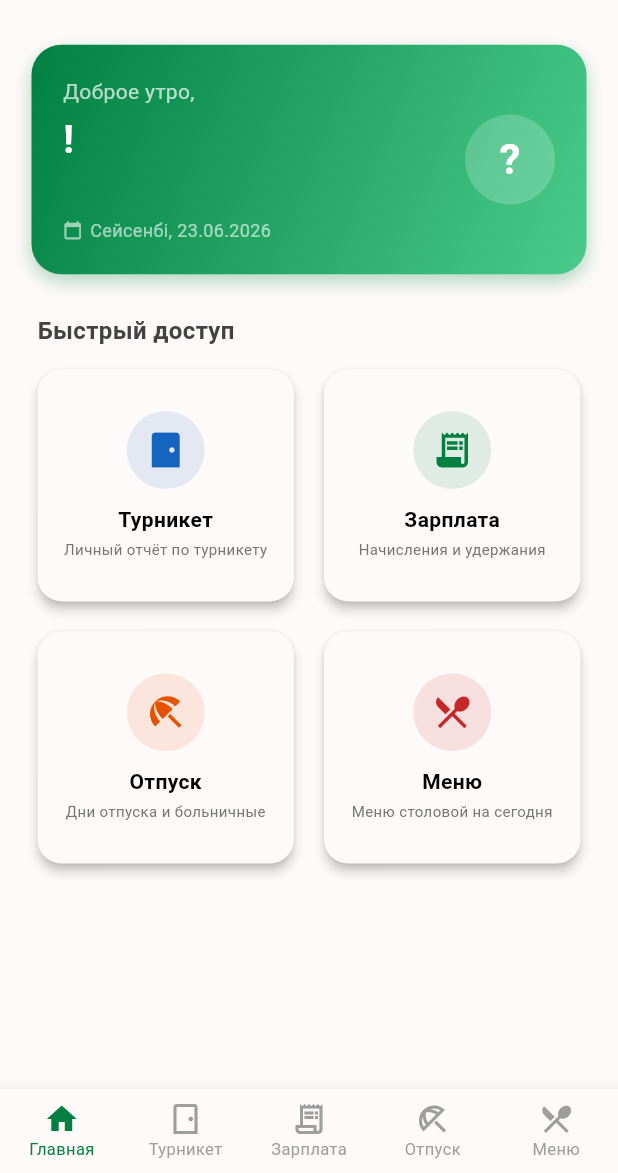
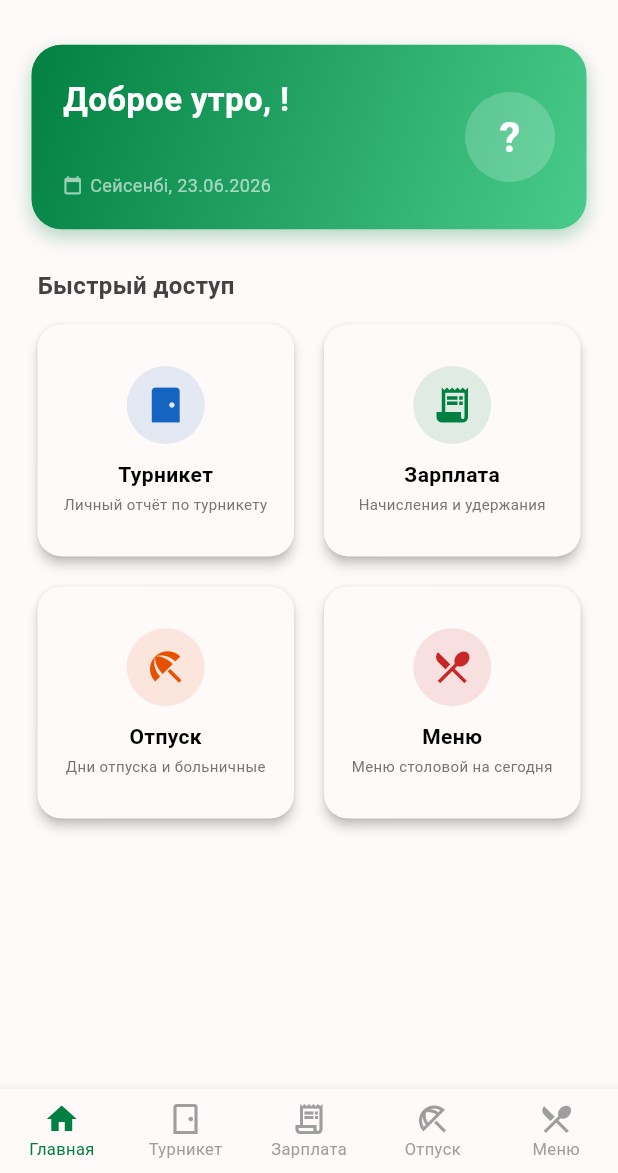
Before and after one commit to 707khn/SE-mobile, a Flutter app: the HomeShell screen opened directly with empty values, on a phone screen of 412 x 824 dp, the part 63-1236 px from its top. Run offline on Flutter 3.47's test engine with Material 3 defaults, Android fonts, the phone set to English and light mode, and no system bars; our stand-ins replace csv, firebase_core, firebase_messaging, flutter_local_notifications, flutter_secure_storage, get and 3 more; missing offline and left inert: excel; accounts and stored records are empty; network calls fail.

Commit message:
UX: Russian default, greeting on one line, back → Главная
- Set Russian as default language in admin_screen.dart (was KZ)
- Merge greeting + name into one bold line: "Доброе утро, Батырхан!"
  in both home_screen.dart and admin_screen.dart
- Wrap HomeShell in PopScope so back button on tabs 1-4 navigates
  to Главная (tab 0) instead of exiting the app

```diff
--- a/lib/screens/home_screen.dart
+++ b/lib/screens/home_screen.dart
@@ -190,18 +190,13 @@ class _HomeScreenState extends State<HomeScreen> {
               crossAxisAlignment: CrossAxisAlignment.start,
               children: [
                 Text(
-                  greetKey.tr,
-                  style: const TextStyle(color: Colors.white70, fontSize: 14),
-                ),
-                const SizedBox(height: 4),
-                Text(
-                  '$_givenName!',
+                  '${greetKey.tr} $_givenName!',
                   style: const TextStyle(
                     color: Colors.white,
-                    fontSize: 26,
+                    fontSize: 22,
                     fontWeight: FontWeight.bold,
                   ),
-                  maxLines: 1,
+                  maxLines: 2,
                   overflow: TextOverflow.ellipsis,
                 ),
                 const SizedBox(height: 8),
--- a/lib/screens/home_shell.dart
+++ b/lib/screens/home_shell.dart
@@ -26,7 +26,12 @@ class _HomeShellState extends State<HomeShell> {
 
   @override
   Widget build(BuildContext context) {
-    return Scaffold(
+    return PopScope(
+      canPop: _selectedIndex == 0,
+      onPopInvoked: (didPop) {
+        if (!didPop) setState(() => _selectedIndex = 0);
+      },
+      child: Scaffold(
         body: IndexedStack(
           index: _selectedIndex,
           children: [
@@ -77,6 +82,7 @@ class _HomeShellState extends State<HomeShell> {
             ),
           ],
         ),
+      ),
     );
   }
 }
```
Also changed, not shown: lib/screens/admin_screen.dart (+4 -7 lines). Lines whose indentation alone changed are shown as unchanged.
